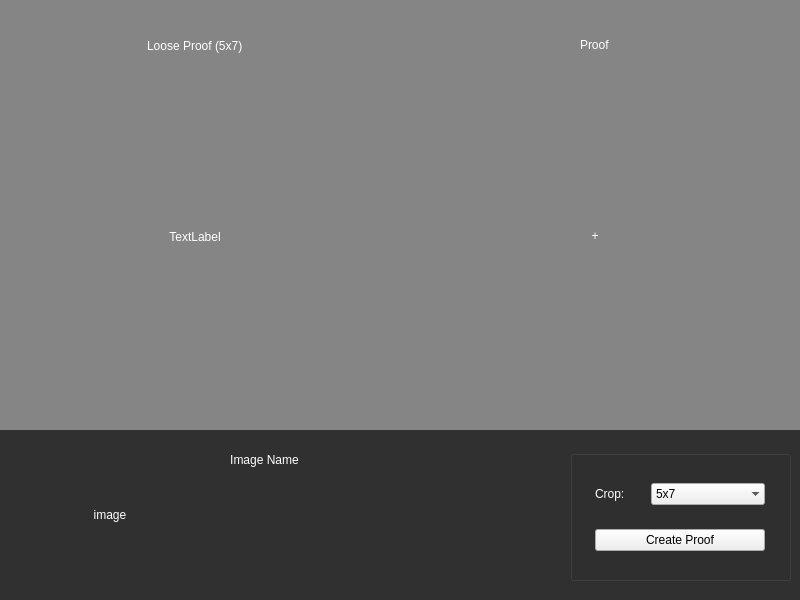
Before: the Qt Designer form sessionmanager/designer/proofoverlay_ui.ui in BradenM/SessionManager, drawn with Qt 5.
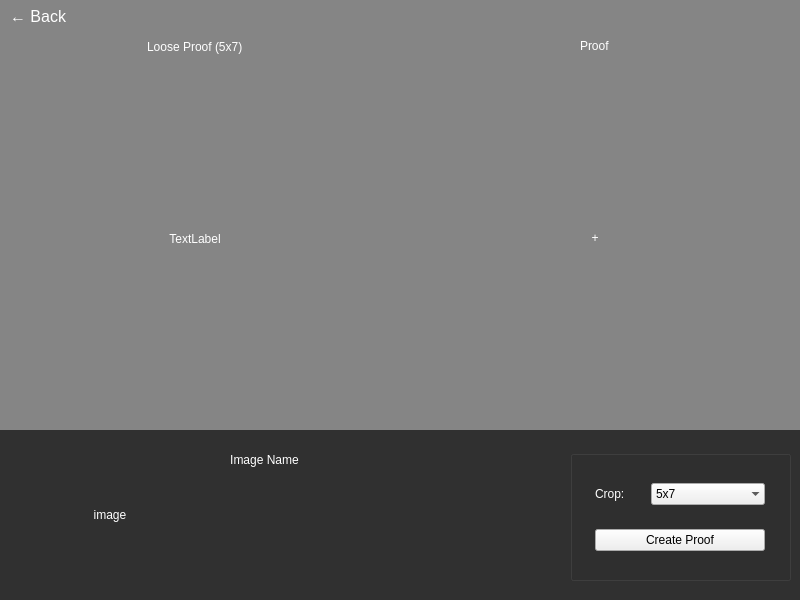
After: the same form once the commit is applied.

Diff of the .ui file:
```diff
--- a/sessionmanager/designer/proofoverlay_ui.ui
+++ b/sessionmanager/designer/proofoverlay_ui.ui
@@ -113,7 +113,7 @@
       <x>400</x>
       <y>30</y>
       <width>391</width>
-      <height>383</height>
+      <height>385</height>
      </rect>
     </property>
     <layout class="QGridLayout" name="gridLayout_3">
@@ -178,7 +178,7 @@
       <x>10</x>
       <y>31</y>
       <width>371</width>
-      <height>383</height>
+      <height>385</height>
      </rect>
     </property>
     <layout class="QGridLayout" name="gridLayout_2">
@@ -237,6 +237,23 @@
      </item>
     </layout>
    </widget>
+   <widget class="QLabel" name="close_button">
+    <property name="geometry">
+     <rect>
+      <x>10</x>
+      <y>7</y>
+      <width>59</width>
+      <height>20</height>
+     </rect>
+    </property>
+    <property name="text">
+     <string>&lt;!DOCTYPE HTML PUBLIC &quot;-//W3C//DTD HTML 4.0//EN&quot; &quot;http://www.w3.org/TR/REC-html40/strict.dtd&quot;&gt;
+&lt;html&gt;&lt;head&gt;&lt;meta name=&quot;qrichtext&quot; content=&quot;1&quot; /&gt;&lt;style type=&quot;text/css&quot;&gt;
+p, li { white-space: pre-wrap; }
+&lt;/style&gt;&lt;/head&gt;&lt;body style=&quot; font-family:'Lato'; font-size:16px; font-weight:400; font-style:normal;&quot;&gt;
+&lt;p style=&quot; margin-top:0px; margin-bottom:0px; margin-left:0px; margin-right:0px; -qt-block-indent:0; text-indent:0px;&quot;&gt;← &lt;span style=&quot; font-size:16px;&quot;&gt;Back&lt;/span&gt;&lt;/p&gt;&lt;/body&gt;&lt;/html&gt;</string>
+    </property>
+   </widget>
   </widget>
   <widget class="QFrame" name="info_frame">
    <property name="geometry">
```
Left out of the diff: 2 changed lines with no effect on the pictures.
